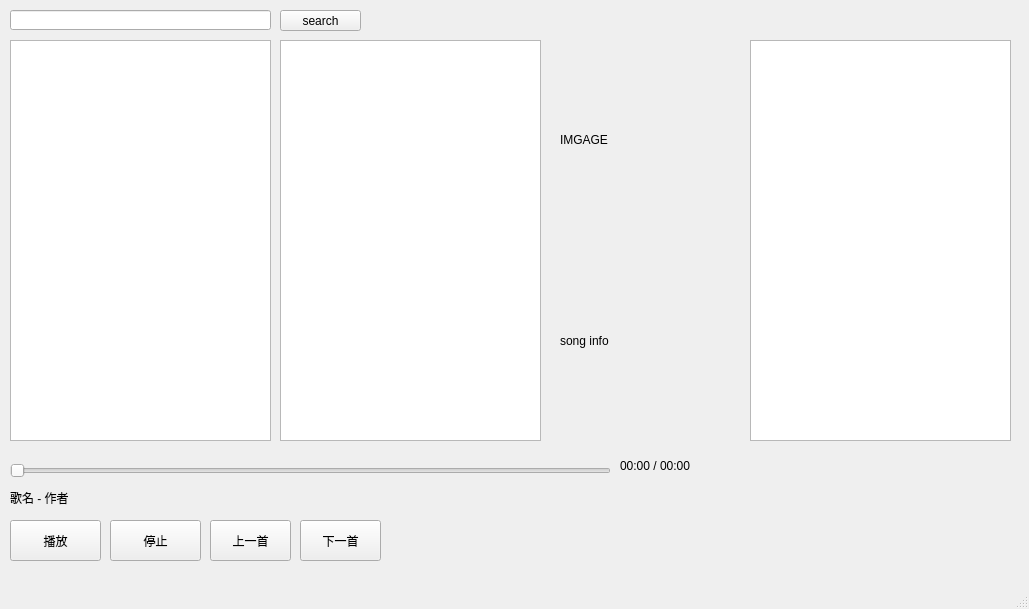
First picture: the form in player.ui, repository jiiiiiiiiiin/musicPlayer, before the edit.
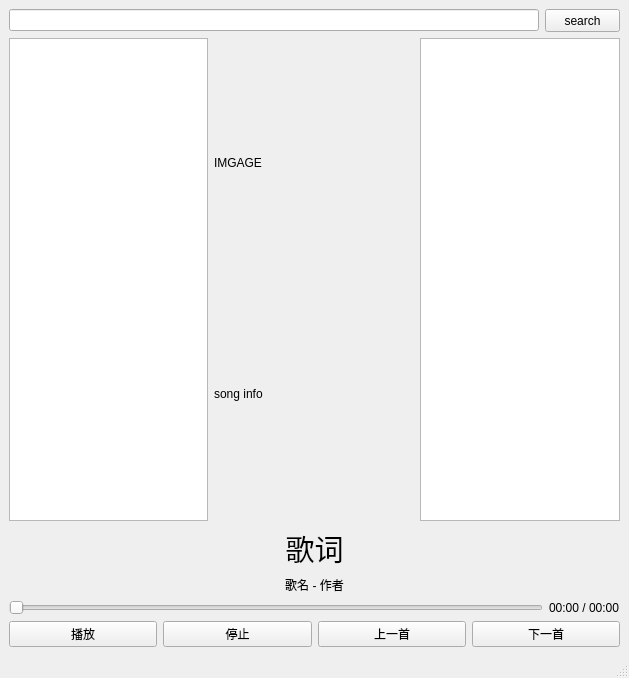
Second picture: the form after the edit.

Commit message: Modify UI layout and add real-time lyrics display.

The edit to the form file:
```diff
--- a/player.ui
+++ b/player.ui
@@ -6,78 +6,84 @@
    <rect>
     <x>0</x>
     <y>0</y>
-    <width>1029</width>
-    <height>609</height>
+    <width>629</width>
+    <height>678</height>
    </rect>
   </property>
   <property name="windowTitle">
    <string>musicPlayer</string>
   </property>
   <widget class="QWidget" name="centralwidget">
+   <layout class="QGridLayout" name="gridLayout">
+    <item row="0" column="0">
+     <layout class="QHBoxLayout" name="horizontalLayout_4">
+      <item>
+       <widget class="QLineEdit" name="lineEdit">
+        <property name="alignment">
+         <set>Qt::AlignCenter</set>
+        </property>
+       </widget>
+      </item>
+      <item>
    <widget class="QPushButton" name="pushButton">
-    <property name="geometry">
-     <rect>
-      <x>280</x>
-      <y>10</y>
-      <width>81</width>
-      <height>21</height>
-     </rect>
+        <property name="minimumSize">
+         <size>
+          <width>75</width>
+          <height>23</height>
+         </size>
+        </property>
+        <property name="maximumSize">
+         <size>
+          <width>75</width>
+          <height>23</height>
+         </size>
     </property>
     <property name="text">
      <string>search</string>
     </property>
    </widget>
-   <widget class="QListWidget" name="listWidget">
-    <property name="geometry">
-     <rect>
-      <x>10</x>
-      <y>40</y>
-      <width>261</width>
-      <height>401</height>
-     </rect>
-    </property>
-   </widget>
+      </item>
+     </layout>
+    </item>
+    <item row="1" column="0">
+     <layout class="QHBoxLayout" name="horizontalLayout_3">
+      <item>
+       <widget class="QListWidget" name="listWidget"/>
+      </item>
+      <item>
+       <layout class="QVBoxLayout" name="verticalLayout_2">
+        <item>
    <widget class="QLabel" name="label">
-    <property name="geometry">
-     <rect>
-      <x>560</x>
-      <y>40</y>
+          <property name="minimumSize">
+           <size>
       <width>200</width>
       <height>200</height>
-     </rect>
+           </size>
+          </property>
+          <property name="maximumSize">
+           <size>
+            <width>200</width>
+            <height>200</height>
+           </size>
     </property>
     <property name="text">
      <string>IMGAGE</string>
     </property>
    </widget>
-   <widget class="QLineEdit" name="lineEdit">
-    <property name="geometry">
-     <rect>
-      <x>10</x>
-      <y>10</y>
-      <width>261</width>
-      <height>20</height>
-     </rect>
-    </property>
-   </widget>
-   <widget class="QPlainTextEdit" name="plainTextEdit">
-    <property name="geometry">
-     <rect>
-      <x>280</x>
-      <y>40</y>
-      <width>261</width>
-      <height>401</height>
-     </rect>
-    </property>
-   </widget>
+        </item>
+        <item>
    <widget class="QLabel" name="label_2">
-    <property name="geometry">
-     <rect>
-      <x>560</x>
-      <y>280</y>
-      <width>161</width>
-      <height>121</height>
-     </rect>
+          <property name="minimumSize">
+           <size>
+            <width>200</width>
+            <height>200</height>
+           </size>
+          </property>
+          <property name="maximumSize">
+           <size>
+            <width>200</width>
+            <height>200</height>
+           </size>
     </property>
     <property name="text">
      <string>song info</string>
@@ -92,107 +98,104 @@
      <bool>true</bool>
     </property>
    </widget>
-   <widget class="QPushButton" name="pushButton_play">
-    <property name="geometry">
-     <rect>
-      <x>10</x>
-      <y>520</y>
-      <width>91</width>
-      <height>41</height>
-     </rect>
-    </property>
+        </item>
+       </layout>
+      </item>
+      <item>
+       <widget class="QListWidget" name="listWidget_2"/>
+      </item>
+     </layout>
+    </item>
+    <item row="2" column="0">
+     <layout class="QVBoxLayout" name="verticalLayout">
+      <item>
+       <widget class="QLabel" name="label_3">
+        <property name="font">
+         <font>
+          <family>微软雅黑 Light</family>
+          <pointsize>22</pointsize>
+         </font>
+        </property>
+        <property name="layoutDirection">
+         <enum>Qt::LeftToRight</enum>
+        </property>
+        <property name="autoFillBackground">
+         <bool>false</bool>
+        </property>
+        <property name="styleSheet">
+         <string notr="true"/>
+        </property>
     <property name="text">
-     <string>播放</string>
-    </property>
-   </widget>
+         <string>歌词</string>
+        </property>
+        <property name="alignment">
+         <set>Qt::AlignCenter</set>
+        </property>
+       </widget>
+      </item>
+      <item>
+       <widget class="QLabel" name="label_song">
+        <property name="text">
+         <string>歌名 - 作者</string>
+        </property>
+        <property name="alignment">
+         <set>Qt::AlignCenter</set>
+        </property>
+       </widget>
+      </item>
+      <item>
+       <layout class="QHBoxLayout" name="horizontalLayout_2">
+        <item>
    <widget class="QSlider" name="horizontalSlider">
-    <property name="geometry">
-     <rect>
-      <x>10</x>
-      <y>460</y>
-      <width>601</width>
-      <height>22</height>
-     </rect>
-    </property>
     <property name="orientation">
      <enum>Qt::Horizontal</enum>
     </property>
    </widget>
+        </item>
+        <item>
    <widget class="QLabel" name="label_time">
-    <property name="geometry">
-     <rect>
-      <x>620</x>
-      <y>450</y>
-      <width>91</width>
-      <height>31</height>
-     </rect>
-    </property>
     <property name="text">
      <string>00:00 / 00:00</string>
     </property>
    </widget>
-   <widget class="QLabel" name="label_song">
-    <property name="geometry">
-     <rect>
-      <x>10</x>
-      <y>490</y>
-      <width>291</width>
-      <height>16</height>
-     </rect>
-    </property>
+        </item>
+       </layout>
+      </item>
+      <item>
+       <layout class="QHBoxLayout" name="horizontalLayout">
+        <item>
+         <widget class="QPushButton" name="pushButton_play">
     <property name="text">
-     <string>歌名 - 作者</string>
-    </property>
-   </widget>
+           <string>播放</string>
+          </property>
+         </widget>
+        </item>
+        <item>
    <widget class="QPushButton" name="pushButton_stop">
-    <property name="geometry">
-     <rect>
-      <x>110</x>
-      <y>520</y>
-      <width>91</width>
-      <height>41</height>
-     </rect>
-    </property>
     <property name="text">
      <string>停止</string>
     </property>
    </widget>
-   <widget class="QListWidget" name="listWidget_2">
-    <property name="geometry">
-     <rect>
-      <x>750</x>
-      <y>40</y>
-      <width>261</width>
-      <height>401</height>
-     </rect>
-    </property>
-   </widget>
-   <widget class="QPushButton" name="pushButton_next">
-    <property name="geometry">
-     <rect>
-      <x>300</x>
-      <y>520</y>
-      <width>81</width>
-      <height>41</height>
-     </rect>
-    </property>
-    <property name="text">
-     <string>下一首</string>
-    </property>
-   </widget>
+        </item>
+        <item>
    <widget class="QPushButton" name="pushButton_last">
-    <property name="geometry">
-     <rect>
-      <x>210</x>
-      <y>520</y>
-      <width>81</width>
-      <height>41</height>
-     </rect>
-    </property>
     <property name="text">
      <string>上一首</string>
     </property>
    </widget>
+        </item>
+        <item>
+         <widget class="QPushButton" name="pushButton_next">
+          <property name="text">
+           <string>下一首</string>
+          </property>
+         </widget>
+        </item>
+       </layout>
+      </item>
+     </layout>
+    </item>
+   </layout>
   </widget>
   <widget class="QMenuBar" name="menubar">
    <property name="geometry">
```
Left out of the diff: 2 changed lines with no effect on the pictures. Lines whose indentation alone changed are shown as unchanged. The commit also changes 2 other files.
